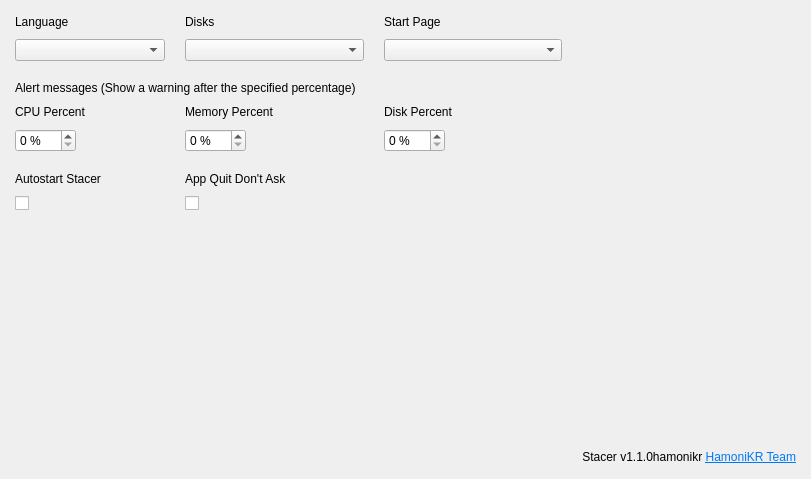
The window that stacer/Pages/Settings/settings_page.ui (hamonikr/hamonikr-stacer) describes before a commit, drawn with Qt 5.
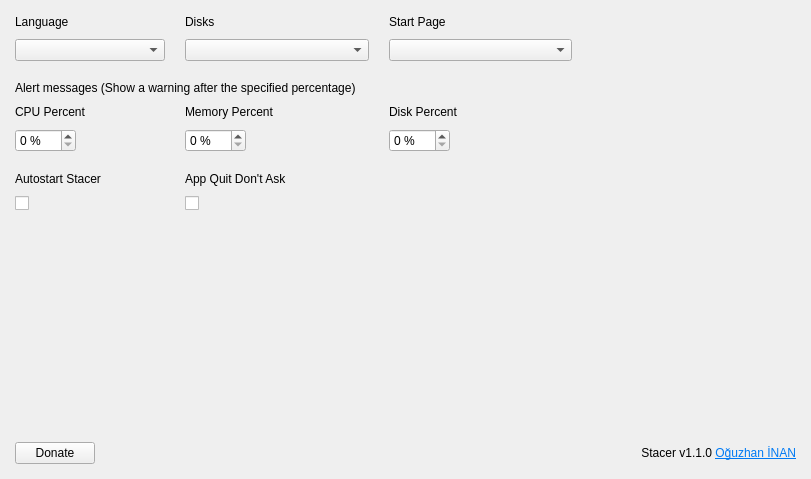
The same window after the commit. Icons and pictures are not drawn.

```diff
--- a/stacer/Pages/Settings/settings_page.ui
+++ b/stacer/Pages/Settings/settings_page.ui
@@ -233,7 +233,7 @@
    <item row="10" column="3" colspan="2" alignment="Qt::AlignRight">
     <widget class="QLabel" name="lblCreatedBy">
      <property name="text">
-      <string notr="true">&lt;html&gt;&lt;head/&gt;&lt;body&gt;&lt;p&gt;Stacer v1.1.0hamonikr &lt;a href=&quot;https://github.com/hamonikr&quot;&gt;&lt;span style=&quot; text-decoration: underline; color:#007af4;&quot;&gt;HamoniKR Team&lt;/span&gt;&lt;/a&gt;&lt;/p&gt;&lt;/body&gt;&lt;/html&gt;</string>
+      <string notr="true">&lt;html&gt;&lt;head/&gt;&lt;body&gt;&lt;p&gt;Stacer v1.1.0 &lt;a href=&quot;https://github.com/oguzhaninan&quot;&gt;&lt;span style=&quot; text-decoration: underline; color:#007af4;&quot;&gt;Oğuzhan İNAN&lt;/span&gt;&lt;/a&gt;&lt;/p&gt;&lt;/body&gt;&lt;/html&gt;</string>
      </property>
      <property name="textFormat">
       <enum>Qt::RichText</enum>
@@ -246,7 +246,7 @@
      </property>
     </widget>
    </item>
-   <!-- <item row="10" column="0" alignment="Qt::AlignLeft">
+   <item row="10" column="0" alignment="Qt::AlignLeft">
     <widget class="QPushButton" name="btnDonate">
      <property name="sizePolicy">
       <sizepolicy hsizetype="Expanding" vsizetype="Fixed">
@@ -277,7 +277,7 @@
       </size>
      </property>
     </widget>
-   </item> -->
+   </item>
    <item row="0" column="4" rowspan="2">
     <spacer name="horizontalSpacer">
      <property name="orientation">
```
